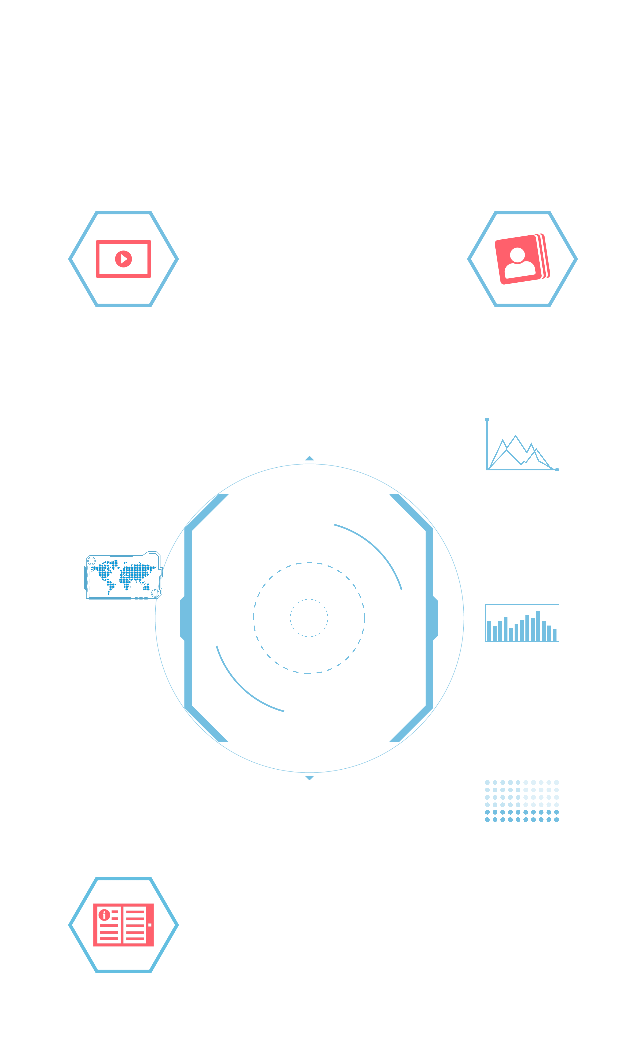
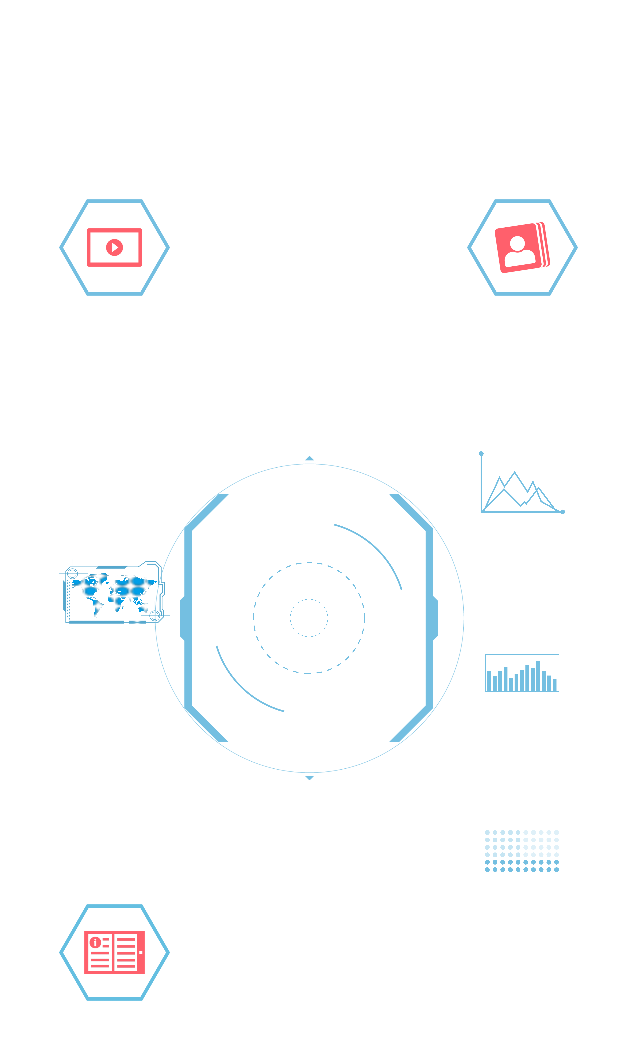
Before and after one commit to andre2505/UTB, an Android app: the layout main_scene.xml on its own in the app's theme, with its tools: preview values and no code run, on a phone screen of 412 x 824 dp. Shown: the top 1040 px of the screen. Run offline under Robolectric (Android 15) with nearby library versions, the phone set to English and light mode, and no system bars.

Commit message:
review design size

```diff
--- a/app/src/main/res/layout/main_scene.xml
+++ b/app/src/main/res/layout/main_scene.xml
@@ -13,9 +13,10 @@
         android:layout_width="0dp"
         android:layout_height="0dp"
         android:src="@drawable/folders"
+
         app:layout_constraintEnd_toStartOf="@+id/guideline_logo_r"
         app:layout_constraintHeight_default="percent"
-        app:layout_constraintHeight_percent=".18"
+        app:layout_constraintHeight_percent=".24"
         app:layout_constraintStart_toEndOf="@+id/mire_d"
         app:layout_constraintTop_toTopOf="@+id/horGuideline1"
         app:layout_constraintWidth_default="percent"
@@ -28,11 +29,11 @@
         android:src="@drawable/graph_1"
         app:layout_constraintEnd_toStartOf="@+id/guideline_logo_r"
         app:layout_constraintHeight_default="percent"
-        app:layout_constraintHeight_percent=".12"
+        app:layout_constraintHeight_percent=".14"
         app:layout_constraintStart_toEndOf="@+id/mire_d"
         app:layout_constraintTop_toBottomOf="@+id/folders"
         app:layout_constraintWidth_default="percent"
-        app:layout_constraintWidth_percent=".12" />
+        app:layout_constraintWidth_percent=".14" />
 
     <ImageView
         android:id="@+id/graph_2"
@@ -69,7 +70,7 @@
         android:onClick="launchVideo"
         android:src="@drawable/video"
         app:layout_constraintEnd_toStartOf="@+id/mire_g"
-        app:layout_constraintHeight_percent=".18"
+        app:layout_constraintHeight_percent=".24"
         app:layout_constraintStart_toStartOf="@+id/guideline_logo_g"
         app:layout_constraintTop_toTopOf="@+id/horGuideline1"
         app:layout_constraintWidth_percent=".18"
@@ -79,22 +80,24 @@
         android:id="@+id/worldmap"
         android:layout_width="0dp"
         android:layout_height="0dp"
-        android:layout_marginTop="80dp"
+        android:layout_marginTop="50dp"
         android:src="@drawable/worldmap"
         app:layout_constraintEnd_toStartOf="@+id/mire_g"
-        app:layout_constraintHeight_percent=".14"
+        app:layout_constraintHeight_percent=".20"
         app:layout_constraintStart_toStartOf="@+id/guideline_logo_g"
         app:layout_constraintTop_toBottomOf="@+id/video"
-        app:layout_constraintWidth_percent=".14" />
+        app:layout_constraintWidth_percent=".18" />
 
     <ImageView
         android:id="@+id/notice"
         android:layout_width="0dp"
         android:layout_height="0dp"
-        android:layout_marginTop="100dp"
         android:src="@drawable/notice"
+        android:visibility="visible"
+        android:layout_marginTop="50dp"
+        app:layout_constraintBottom_toTopOf="@+id/horGuideline4"
         app:layout_constraintEnd_toStartOf="@+id/mire_g"
-        app:layout_constraintHeight_percent=".18"
+        app:layout_constraintHeight_percent=".24"
         app:layout_constraintStart_toStartOf="@+id/guideline_logo_g"
         app:layout_constraintTop_toBottomOf="@+id/worldmap"
         app:layout_constraintWidth_percent=".18" />
@@ -185,7 +188,7 @@
         android:layout_height="wrap_content"
         android:orientation="horizontal"
 
-        app:layout_constraintGuide_percent="0.12" />
+        app:layout_constraintGuide_percent="0.08" />
 
     <androidx.constraintlayout.widget.Guideline
         android:id="@+id/horGuideline2"
@@ -202,11 +205,18 @@
         app:layout_constraintGuide_percent="0.37" />
 
     <androidx.constraintlayout.widget.Guideline
+        android:id="@+id/horGuideline4"
+        android:layout_width="wrap_content"
+        android:layout_height="wrap_content"
+        android:orientation="horizontal"
+        app:layout_constraintGuide_percent="0.9" />
+
+    <androidx.constraintlayout.widget.Guideline
         android:id="@+id/guideline_logo_g"
         android:layout_width="wrap_content"
         android:layout_height="wrap_content"
         android:orientation="vertical"
-        app:layout_constraintGuide_percent="0.11" />
+        app:layout_constraintGuide_percent="0.08" />
 
     <androidx.constraintlayout.widget.Guideline
         android:id="@+id/guideline_logo_r"
```
Also changed, not shown: app/src/main/res/layout/activity_main.xml (+10 -6 lines).
